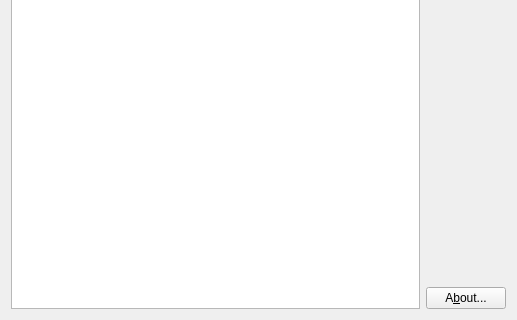
Old version of the form editor/ui/connectioneditor.ui in the repository KDE/plasma-nm; both pictures show x 0 to 517 and y 247 to 567 of the 517 by 567 pixel window.
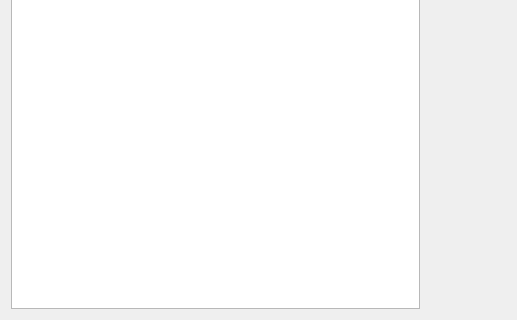
New version of the form. Icons and pictures are not drawn. Custom widgets are drawn as their Qt base class.

The edit to the form file:
```diff
--- a/editor/ui/connectioneditor.ui
+++ b/editor/ui/connectioneditor.ui
@@ -137,16 +137,6 @@
      </property>
     </spacer>
    </item>
-   <item row="4" column="1">
-    <widget class="KPushButton" name="btnAbout">
-     <property name="text">
-      <string>A&amp;bout...</string>
-     </property>
-     <property name="icon">
-      <iconset theme="help-about"/>
-     </property>
-    </widget>
-   </item>
   </layout>
  </widget>
  <customwidgets>
```
Left out of the diff: 13 changed lines with no effect on the pictures.
